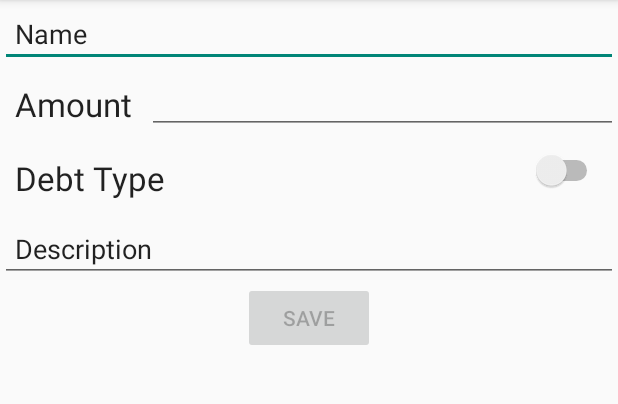
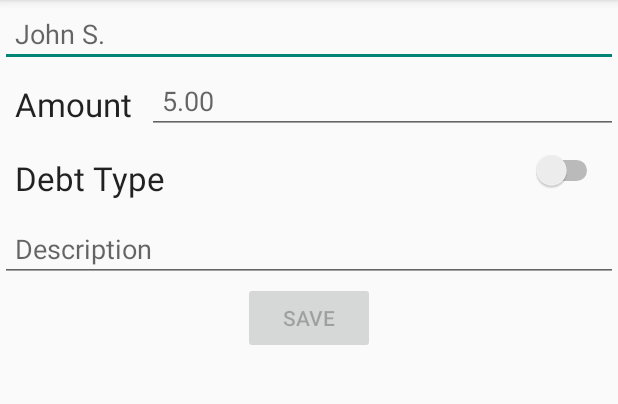
Before and after one commit to vgong24/PayBack, an Android app: the screen it shows after launch (HomeScreen), on a phone screen of 412 x 824 dp, the part 84-488 px from its top. Run offline under Robolectric (Android 15) with nearby library versions, the phone set to English and light mode, and no system bars; libraries missing offline, so code that uses them is left out: com.parse.

```diff
--- a/app/build.gradle
+++ b/app/build.gradle
@@ -22,4 +22,6 @@ android {
 dependencies {
     compile fileTree(dir: 'libs', include: ['*.jar'])
     compile 'com.android.support:appcompat-v7:21.0.3'
+    compile 'com.parse.bolts:bolts-android:1.+'
+    compile files('libs/Parse-1.8.2/Parse-1.8.2.jar')
 }
--- a/app/src/main/AndroidManifest.xml
+++ b/app/src/main/AndroidManifest.xml
@@ -1,6 +1,9 @@
 <?xml version="1.0" encoding="utf-8"?>
 <manifest xmlns:android="http://schemas.android.com/apk/res/android"
     package="com.example.victor.payback" >
+
+    <uses-permission android:name="android.permission.INTERNET" />
+    <uses-permission android:name="android.permission.ACCESS_NETWORK_STATE" />
 
     <application
         android:allowBackup="true"
--- /dev/null
+++ b/app/src/main/java/com/example/victor/payback/DecimalDigitsInputFilter.java
@@ -0,0 +1,29 @@
+package com.example.victor.payback;
+
+import android.text.InputFilter;
+import android.text.Spanned;
+
+import java.util.regex.Matcher;
+import java.util.regex.Pattern;
+
+/**
+ * Created by Victor on 1/6/2015.
+ */
+public class DecimalDigitsInputFilter implements InputFilter {
+
+    Pattern mPattern;
+
+    public DecimalDigitsInputFilter(int digitsBeforeZero,int digitsAfterZero) {
+        mPattern=Pattern.compile("[0-9]{0," + (digitsBeforeZero-1) + "}+((\\.[0-9]{0," + (digitsAfterZero-1) + "})?)||(\\.)?");
+    }
+
+    @Override
+    public CharSequence filter(CharSequence source, int start, int end, Spanned dest, int dstart, int dend) {
+
+        Matcher matcher=mPattern.matcher(dest);
+        if(!matcher.matches())
+            return "";
+        return null;
+    }
+
+}
--- a/app/src/main/java/com/example/victor/payback/HomeScreen.java
+++ b/app/src/main/java/com/example/victor/payback/HomeScreen.java
@@ -20,9 +20,15 @@ import android.widget.TabHost;
 import android.widget.TextView;
 import android.widget.Toast;
 
+import com.parse.Parse;
+import com.parse.ParseObject;
+
 import java.util.ArrayList;
 import java.util.List;
 
+
+//Help
+//https://www.parse.com/tutorials/anywall-android#2-manage-users
 
 public class HomeScreen extends ActionBarActivity {
     private static final int EDIT = 0, DELETE = 1;
@@ -46,6 +52,18 @@ public class HomeScreen extends ActionBarActivity {
     protected void onCreate(Bundle savedInstanceState) {
         super.onCreate(savedInstanceState);
         setContentView(R.layout.activity_home_screen);
+
+        /*
+        Parse.enableLocalDatastore(this);
+
+        Parse.initialize(this, "a2DlMumhUo2cXhX1UnY9nG7PxDUCfZf3glxTa7Ps", "bF6kYXauBnQMI1YhwRFcF0qInpibEBCnxj0YMoWU");
+
+        ParseObject testObject = new ParseObject("TestObject");
+        testObject.put("foo", "barrrr");
+        testObject.saveInBackground();
+        */
+
+
 
         //Initialize global variables
         initVariables();
--- /dev/null
+++ b/app/src/main/res/drawable/list_selector.xml
@@ -0,0 +1,5 @@
+<?xml version="1.0" encoding="utf-8"?>
+<selector xmlns:android="http://schemas.android.com/apk/res/android">
+    <item android:drawable="@android:color/holo_blue_bright" android:state_pressed="true"/>
+    <item android:drawable="@android:color/transparent" />
+</selector>
--- a/app/src/main/res/layout/activity_home_screen.xml
+++ b/app/src/main/res/layout/activity_home_screen.xml
@@ -36,7 +36,10 @@
                         android:layout_width="match_parent"
                         android:layout_height="wrap_content"
                         android:id="@+id/listView"
-                        android:layout_gravity="center_horizontal" />
+                        android:layout_gravity="center_horizontal"
+                        android:choiceMode="singleChoice"
+                        />
+
                 </LinearLayout>
 
                 <LinearLayout
@@ -65,7 +68,7 @@
                         android:layout_width="match_parent"
                         android:layout_height="wrap_content"
                         android:inputType="textPersonName"
-                        android:text="Name"
+                        android:hint="John S."
                         android:ems="10"
                         android:id="@+id/pName"
                         android:layout_gravity="center_horizontal"
@@ -100,6 +103,7 @@
                             android:id="@+id/amountEdit"
                             android:layout_gravity="center_horizontal|right"
                             android:editable="true"
+                            android:hint="5.00"
                             android:paddingTop="10dp"
                             android:paddingBottom="10dp"
                             android:padding="10dp" />
@@ -142,7 +146,7 @@
                         android:ems="10"
                         android:id="@+id/descriptionEdit"
                         android:layout_gravity="center_horizontal"
-                        android:text="@string/description"
+                        android:hint="@string/description"
                         android:maxLength="100"
                         android:maxLines="4"
                         android:singleLine="true"
--- a/app/src/main/res/layout/listview_item.xml
+++ b/app/src/main/res/layout/listview_item.xml
@@ -3,7 +3,8 @@
     android:orientation="vertical" android:layout_width="match_parent"
     android:layout_height="match_parent"
     android:paddingLeft="10dp"
-    android:clickable="true">
+    android:longClickable="true"
+    android:background="@drawable/list_selector">
 
     <TextView
         android:layout_width="wrap_content"
@@ -44,6 +45,5 @@
         android:maxLines="4"
         android:text="Description"
         android:id="@+id/descDisplay"
-        android:maxLength="100"
-        android:longClickable="true" />
+        android:maxLength="100" />
 </LinearLayout>
```
Also changed, not shown: app/libs/Parse-1.8.2/Parse-1.8.2.jar (added), 1 other file.
